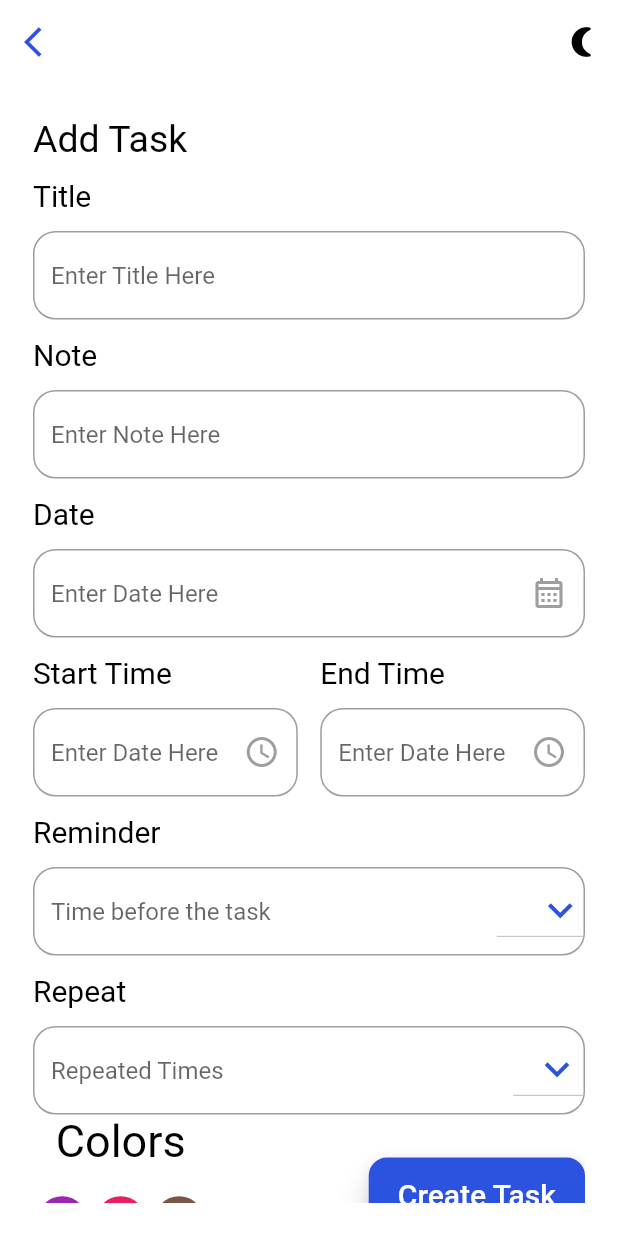
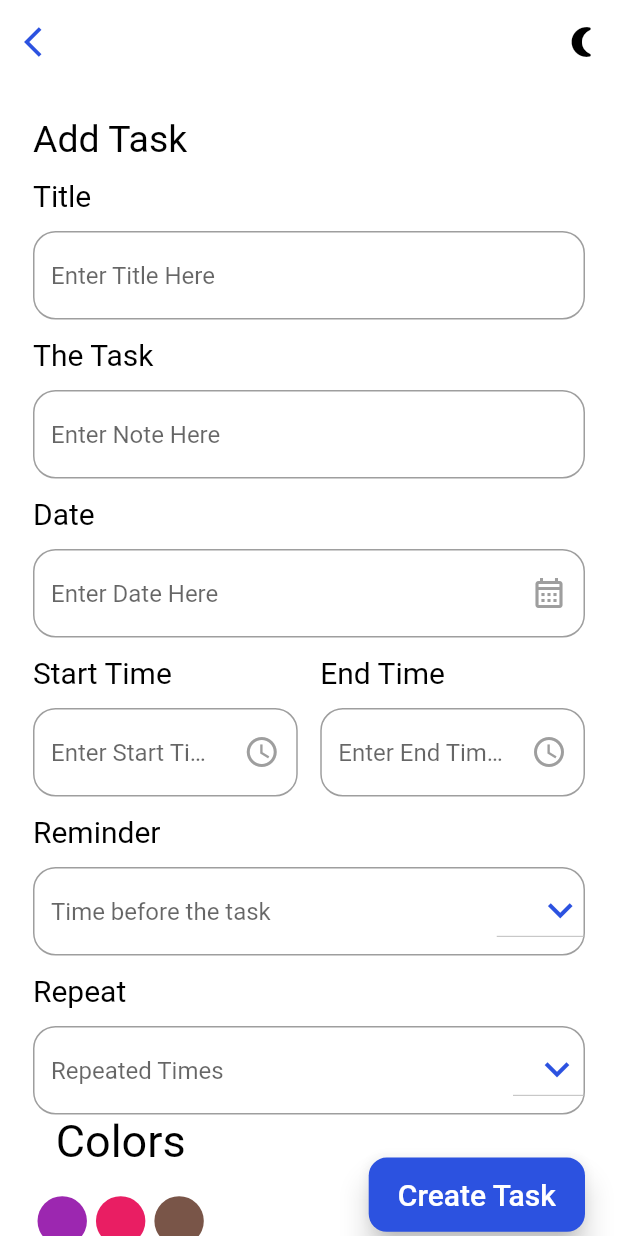
Before and after one commit to AlaaNabilKhalaf/task_app, a Flutter app: the AddTask screen opened directly, on a phone screen of 412 x 824 dp. Run offline on Flutter 3.47's test engine with Material 2 defaults, Android fonts, the phone set to English and light mode, and no system bars; our stand-ins replace date_picker_timeline, hive, hive_flutter; missing offline and left inert: horizontalcalender; accounts and stored records are empty.

Commit message:
second commit

```diff
--- a/lib/Screens/Home_Screen.dart
+++ b/lib/Screens/Home_Screen.dart
@@ -16,6 +16,7 @@ class HomeScreen extends StatefulWidget {
 
 class _HomeScreenState extends State<HomeScreen> {
   late String myDate ;
+
   static _HomeScreenState of(BuildContext context) =>
       context.findAncestorStateOfType<_HomeScreenState>()!;
   @override
@@ -178,7 +179,7 @@ class _HomeScreenState extends State<HomeScreen> {
                           height:MediaQuery.of(context).size.width*0.30,
                           width: double.infinity,
                           decoration: BoxDecoration(
-                            color: Colors.grey.withOpacity(0.4),
+                            color: ThemingApp.of(context).tasksData[index]['color'],
                             borderRadius: BorderRadius.circular(15.0),
                             border: Border.all(
                               width: 1,
--- a/lib/Screens/add_task_screen.dart
+++ b/lib/Screens/add_task_screen.dart
@@ -15,9 +15,10 @@ static _AddTaskState of(BuildContext context) =>
 }
 
 class _AddTaskState extends State<AddTask> {
+ Color containerColor = Colors.grey.shade500 ;
    TextEditingController title = TextEditingController();
 
-   TextEditingController note = TextEditingController();
+   TextEditingController description = TextEditingController();
 
    TextEditingController date = TextEditingController();
 
@@ -54,9 +55,9 @@ String ? repeatedValue;
 
       backgroundColor: ThemingApp.of(context).isMode? Colors.white : Colors.black,
 
-      body: Padding(
+      body: SingleChildScrollView(
+        child: Padding(
           padding: const EdgeInsets.all(22.0),
-        child: SingleChildScrollView(
           child: Column(
             crossAxisAlignment: CrossAxisAlignment.stretch,
             mainAxisAlignment: MainAxisAlignment.start,
@@ -97,13 +98,13 @@ String ? repeatedValue;
 //note
               Padding(
                 padding: const EdgeInsets.symmetric(vertical: 12.0),
-                child: Text('Note',style: TextStyle(
+                child: Text('The Task',style: TextStyle(
                   color: ThemingApp.of(context).isMode? Colors.black : Colors.white,
                   fontSize: 20
                 ),),
               ),
               TextField(
-                controller: note,
+                controller: description,
                 decoration: InputDecoration(
                   hintText: 'Enter Note Here',
                   focusedBorder: OutlineInputBorder(
@@ -135,8 +136,8 @@ String ? repeatedValue;
                 onTap: (){
                   setState(() {});
                   showDatePicker(context: context,
-                      initialDate: DateTime(2023),
-                      firstDate: DateTime(2023),
+                      initialDate: DateTime.now(),
+                      firstDate: DateTime.now(),
                       lastDate: DateTime(2090)).then((value) {
                         date.text = DateFormat.yMMMMd().format(value!).toString();
                       });},
@@ -187,7 +188,7 @@ String ? repeatedValue;
                         decoration: InputDecoration(
                             suffixIcon: const Icon(Icons.watch_later_outlined,
                               color: Colors.grey,),
-                            hintText: 'Enter Date Here',
+                            hintText: 'Enter Start Time Here',
                             focusedBorder: OutlineInputBorder(
                               borderSide: const BorderSide(
                                 width: 1,
@@ -231,7 +232,7 @@ String ? repeatedValue;
                         controller: endTime,
                         decoration: InputDecoration(
                             suffixIcon: const Icon(Icons.watch_later_outlined, color: Colors.grey,),
-                            hintText: 'Enter Date Here',
+                            hintText: 'Enter End Time Here',
                             focusedBorder: OutlineInputBorder(
                               borderSide: const BorderSide(
                                 width: 1,
@@ -257,8 +258,7 @@ String ? repeatedValue;
             ),
 
 //Reminder
-           SingleChildScrollView(
-             child: Column(
+           Column(
              mainAxisAlignment: MainAxisAlignment.start,
              crossAxisAlignment: CrossAxisAlignment.stretch,
              children: [
@@ -382,8 +382,12 @@ String ? repeatedValue;
             Row(
 
                 children: [
+                  GestureDetector(
+                    onTap: (){
+                      containerColor = Colors.purple;
 
-                    Container(
+                    },
+                    child: Container(
 
                     margin:const  EdgeInsets.all(3),
 
@@ -400,8 +404,13 @@ String ? repeatedValue;
                       ),
 
                     ),
+                  ),
 
-                    Container(
+                  GestureDetector(
+                    onTap: (){
+                      containerColor = Colors.pink;
+                    },
+                    child: Container(
 
                       margin:const  EdgeInsets.all(3),
 
@@ -418,8 +427,13 @@ String ? repeatedValue;
                       ),
 
                     ),
+                  ),
 
-                    Container(
+                  GestureDetector(
+                      onTap: (){
+                        containerColor = Colors.brown;
+                      },
+                    child: Container(
 
                       margin:const  EdgeInsets.all(3),
 
@@ -436,6 +450,7 @@ String ? repeatedValue;
                       ),
 
                     ),
+                  ),
 
                 ],
 
@@ -445,14 +460,18 @@ String ? repeatedValue;
 
         ),
                      MaterialButton(onPressed: (){
-                         setState(() {});
+
+                      setState(() {
                         Navigator.push(context, MaterialPageRoute(builder: (context)=> const HomeScreen()));
                         ThemingApp.of(context).addTask(title: title.text,
-                             description: note.text,
-                             endData: endTime.text,
-                             startData: startTime.text,
-                             date : date.text);
+                            color: containerColor,
+                            description: description.text,
+                            endTime: endTime.text,
+                            startTime: startTime.text,
+                            date : date.text,
+                        );
                         print(ThemingApp.of(context).tasksData.toString());
+                      });
                      },
                        color: myBlue,
                        elevation: 8,
@@ -467,7 +486,6 @@ String ? repeatedValue;
   ),
 
              ],
-             ),
            )
 
             ],
```
Also changed, not shown: lib/main.dart (+11 -13 lines). Lines whose indentation alone changed are shown as unchanged.
